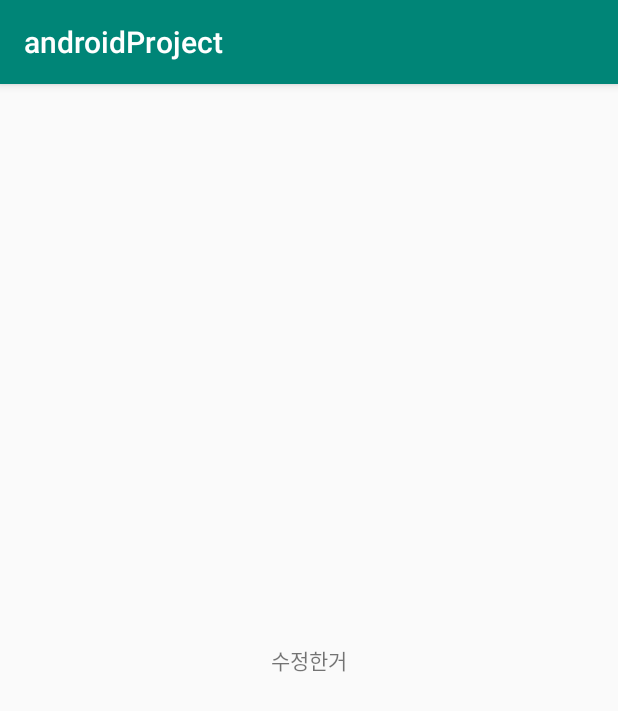
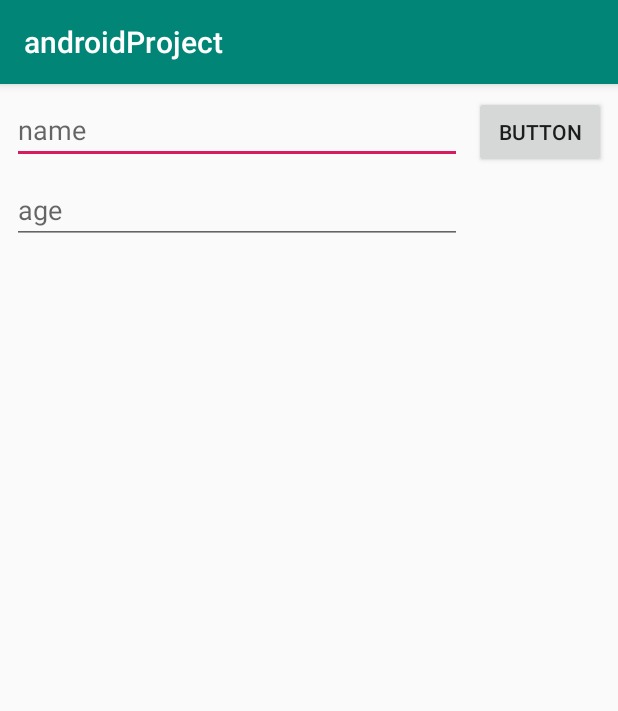
Before and after one commit to whale14/daelimProject, an Android app: the screen it shows after launch (MainActivity), on a phone screen of 412 x 824 dp. Shown: the top 711 px of the screen. Run offline under Robolectric (Android 15) with nearby library versions, the phone set to English and light mode, and no system bars; our stand-ins replace Firebase (no records; nobody signed in at launch, a user with empty details on screens opened directly).

Commit message:
FireBase 연동

```diff
--- a/app/build.gradle
+++ b/app/build.gradle
@@ -20,9 +20,13 @@ android {
 
 dependencies {
     implementation fileTree(dir: 'libs', include: ['*.jar'])
+    //noinspection GradleCompatible
     implementation 'com.android.support:appcompat-v7:28.0.0'
     implementation 'com.android.support.constraint:constraint-layout:1.1.3'
+    implementation 'com.google.firebase:firebase-firestore:17.1.0'
     testImplementation 'junit:junit:4.12'
     androidTestImplementation 'com.android.support.test:runner:1.0.2'
     androidTestImplementation 'com.android.support.test.espresso:espresso-core:3.0.2'
+    implementation 'com.google.firebase:firebase-core:16.0.8'
 }
+apply plugin: 'com.google.gms.google-services'
--- a/app/src/main/java/com/androidproject/MainActivity.java
+++ b/app/src/main/java/com/androidproject/MainActivity.java
@@ -1,13 +1,59 @@
 package com.androidproject;
 
+import android.support.annotation.NonNull;
 import android.support.v7.app.AppCompatActivity;
 import android.os.Bundle;
+import android.util.Log;
+import android.view.View;
+import android.widget.Button;
+
+import com.google.android.gms.tasks.OnFailureListener;
+import com.google.android.gms.tasks.OnSuccessListener;
+import com.google.firebase.firestore.DocumentReference;
+import com.google.firebase.firestore.FirebaseFirestore;
+
+import java.util.HashMap;
+import java.util.Map;
 
 public class MainActivity extends AppCompatActivity {
+
+    private FirebaseFirestore db;
 
     @Override
     protected void onCreate(Bundle savedInstanceState) {
         super.onCreate(savedInstanceState);
         setContentView(R.layout.activity_main);
+
+        db = FirebaseFirestore.getInstance();
+
+        Button button = findViewById(R.id.button);
+        button.setOnClickListener(new View.OnClickListener() {
+            @Override
+            public void onClick(View v) {
+
+                // Create a new user with a first and last name
+                Map<String, Object> user = new HashMap<>();
+                user.put("first", 25);
+                user.put("last", 26);
+                user.put("born", 1815);
+
+// Add a new document with a generated ID
+                db.collection("student")
+                        .add(user)
+                        .addOnSuccessListener(new OnSuccessListener<DocumentReference>() {
+                            @Override
+                            public void onSuccess(DocumentReference documentReference) {
+                            }
+                        })
+                        .addOnFailureListener(new OnFailureListener() {
+
+                            @Override
+                            public void onFailure(@NonNull Exception e) {
+                            }
+                        });
+            }
+        });
+
+
     }
 }
--- a/app/src/main/res/layout/activity_main.xml
+++ b/app/src/main/res/layout/activity_main.xml
@@ -6,13 +6,46 @@
     android:layout_height="match_parent"
     tools:context=".MainActivity">
 
-    <TextView
+    <EditText
+        android:id="@+id/editText"
+        android:layout_width="0dp"
+        android:layout_height="wrap_content"
+        android:layout_marginStart="8dp"
+        android:layout_marginLeft="8dp"
+        android:layout_marginTop="8dp"
+        android:layout_marginEnd="8dp"
+        android:layout_marginRight="8dp"
+        android:ems="10"
+        android:hint="name"
+        android:inputType="textPersonName"
+        app:layout_constraintEnd_toStartOf="@+id/button"
+        app:layout_constraintStart_toStartOf="parent"
+        app:layout_constraintTop_toTopOf="parent" />
+
+    <Button
+        android:id="@+id/button"
         android:layout_width="wrap_content"
         android:layout_height="wrap_content"
-        android:text="수정한거"
-        app:layout_constraintBottom_toBottomOf="parent"
-        app:layout_constraintLeft_toLeftOf="parent"
-        app:layout_constraintRight_toRightOf="parent"
+        android:layout_marginTop="8dp"
+        android:layout_marginEnd="8dp"
+        android:layout_marginRight="8dp"
+        android:text="Button"
+        app:layout_constraintEnd_toEndOf="parent"
         app:layout_constraintTop_toTopOf="parent" />
 
+    <EditText
+        android:id="@+id/editText2"
+        android:layout_width="0dp"
+        android:layout_height="wrap_content"
+        android:layout_marginStart="8dp"
+        android:layout_marginLeft="8dp"
+        android:layout_marginTop="8dp"
+        android:layout_marginEnd="8dp"
+        android:layout_marginRight="8dp"
+        android:ems="10"
+        android:hint="age"
+        android:inputType="number"
+        app:layout_constraintEnd_toStartOf="@+id/button"
+        app:layout_constraintStart_toStartOf="parent"
+        app:layout_constraintTop_toBottomOf="@+id/editText" />
 </android.support.constraint.ConstraintLayout>
--- a/build.gradle
+++ b/build.gradle
@@ -7,7 +7,8 @@ buildscript {
 
     }
     dependencies {
-        classpath 'com.android.tools.build:gradle:3.3.1'
+        classpath 'com.android.tools.build:gradle:3.3.2'
+        classpath 'com.google.gms:google-services:4.2.0'
 
         // NOTE: Do not place your application dependencies here; they belong
         // in the individual module build.gradle files
```
